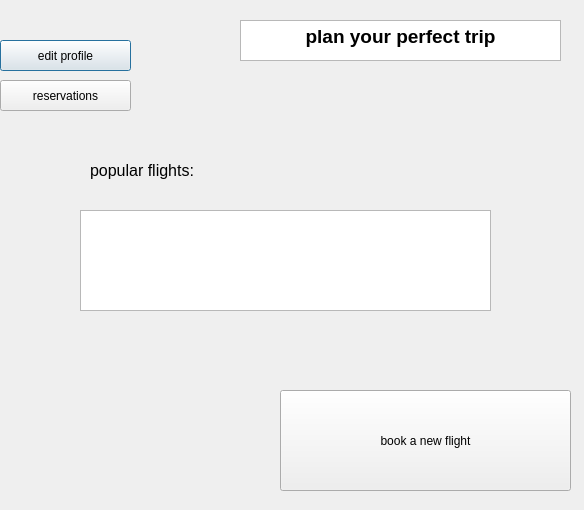
First picture: the form in userhomepage.ui, repository Abdelrahman-Shorim/FlightApp, before the edit.
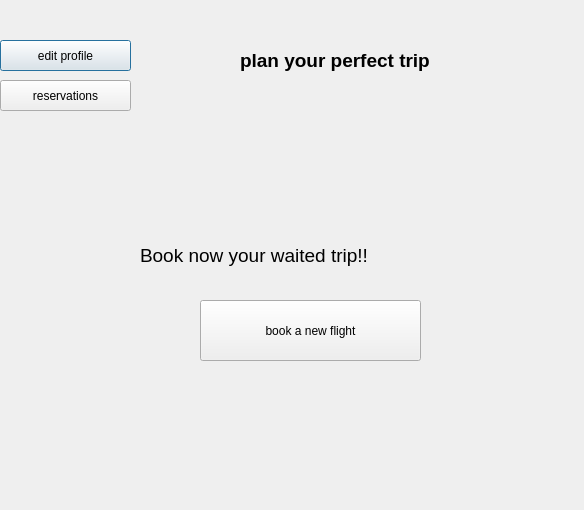
Second picture: the form after the edit.

```diff
--- a/userhomepage.ui
+++ b/userhomepage.ui
@@ -13,23 +13,6 @@
   <property name="windowTitle">
    <string>Dialog</string>
   </property>
-  <widget class="QTextEdit" name="textEdit">
-   <property name="geometry">
-    <rect>
-     <x>240</x>
-     <y>20</y>
-     <width>321</width>
-     <height>41</height>
-    </rect>
-   </property>
-   <property name="html">
-    <string>&lt;!DOCTYPE HTML PUBLIC &quot;-//W3C//DTD HTML 4.0//EN&quot; &quot;http://www.w3.org/TR/REC-html40/strict.dtd&quot;&gt;
-&lt;html&gt;&lt;head&gt;&lt;meta name=&quot;qrichtext&quot; content=&quot;1&quot; /&gt;&lt;style type=&quot;text/css&quot;&gt;
-p, li { white-space: pre-wrap; }
-&lt;/style&gt;&lt;/head&gt;&lt;body style=&quot; font-family:'MS Shell Dlg 2'; font-size:8pt; font-weight:400; font-style:normal;&quot;&gt;
-&lt;p align=&quot;center&quot; style=&quot; margin-top:0px; margin-bottom:0px; margin-left:0px; margin-right:0px; -qt-block-indent:0; text-indent:0px;&quot;&gt;&lt;span style=&quot; font-size:14pt; font-weight:600;&quot;&gt;plan your perfect trip&lt;/span&gt;&lt;/p&gt;&lt;/body&gt;&lt;/html&gt;</string>
-   </property>
-  </widget>
   <widget class="QPushButton" name="editprofile">
    <property name="geometry">
     <rect>
@@ -56,42 +39,57 @@
     <string>reservations</string>
    </property>
   </widget>
-  <widget class="QLabel" name="label">
-   <property name="geometry">
-    <rect>
-     <x>90</x>
-     <y>150</y>
-     <width>141</width>
-     <height>41</height>
-    </rect>
-   </property>
-   <property name="text">
-    <string>&lt;html&gt;&lt;head/&gt;&lt;body&gt;&lt;p&gt;&lt;span style=&quot; font-size:12pt;&quot;&gt;popular flights:&lt;/span&gt;&lt;/p&gt;&lt;/body&gt;&lt;/html&gt;</string>
-   </property>
-  </widget>
-  <widget class="QGraphicsView" name="graphicsView">
-   <property name="geometry">
-    <rect>
-     <x>80</x>
-     <y>210</y>
-     <width>411</width>
-     <height>101</height>
-    </rect>
-   </property>
-  </widget>
   <widget class="QPushButton" name="bookaflight">
    <property name="geometry">
     <rect>
-     <x>280</x>
-     <y>390</y>
-     <width>291</width>
-     <height>101</height>
+     <x>200</x>
+     <y>300</y>
+     <width>221</width>
+     <height>61</height>
     </rect>
    </property>
    <property name="text">
     <string>book a new flight</string>
    </property>
   </widget>
+  <widget class="QLabel" name="label">
+   <property name="geometry">
+    <rect>
+     <x>140</x>
+     <y>210</y>
+     <width>431</width>
+     <height>91</height>
+    </rect>
+   </property>
+   <property name="font">
+    <font>
+     <pointsize>14</pointsize>
+    </font>
+   </property>
+   <property name="text">
+    <string>Book now your waited trip!!</string>
+   </property>
+  </widget>
+  <widget class="QLabel" name="label_2">
+   <property name="geometry">
+    <rect>
+     <x>240</x>
+     <y>20</y>
+     <width>341</width>
+     <height>81</height>
+    </rect>
+   </property>
+   <property name="font">
+    <font>
+     <pointsize>14</pointsize>
+     <weight>75</weight>
+     <bold>true</bold>
+    </font>
+   </property>
+   <property name="text">
+    <string>plan your perfect trip</string>
+   </property>
+  </widget>
  </widget>
  <resources/>
  <connections/>
```
